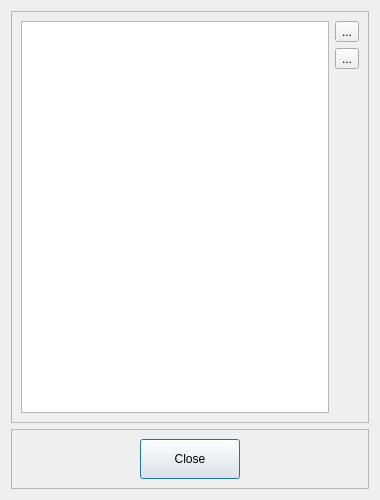
The window that ui/UnitDlg.ui (utamons/tm3) describes before a commit, drawn with Qt 5.
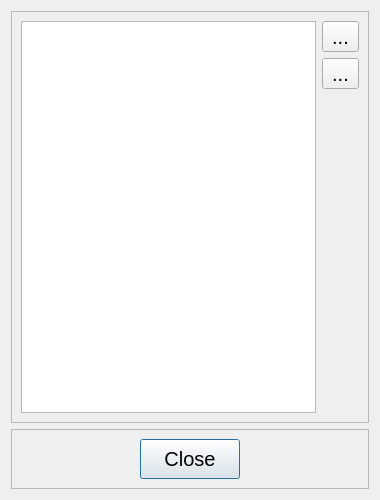
The same window after the commit. Icons and pictures are not drawn.

Commit message: increased font family and size

```diff
--- a/ui/UnitDlg.ui
+++ b/ui/UnitDlg.ui
@@ -48,6 +48,12 @@
          <verstretch>0</verstretch>
         </sizepolicy>
        </property>
+       <property name="font">
+        <font>
+         <family>Tahoma</family>
+         <pointsize>15</pointsize>
+        </font>
+       </property>
        <property name="frameShape">
         <enum>QFrame::StyledPanel</enum>
        </property>
@@ -63,12 +69,24 @@
             <verstretch>0</verstretch>
            </sizepolicy>
           </property>
+          <property name="font">
+           <font>
+            <family>Tahoma</family>
+            <pointsize>15</pointsize>
+           </font>
+          </property>
          </widget>
         </item>
         <item>
          <layout class="QVBoxLayout" name="verticalLayout_3">
           <item>
            <widget class="QToolButton" name="addButton">
+            <property name="font">
+             <font>
+              <family>Tahoma</family>
+              <pointsize>15</pointsize>
+             </font>
+            </property>
             <property name="text">
              <string>...</string>
             </property>
@@ -86,6 +104,12 @@
           </item>
           <item>
            <widget class="QToolButton" name="delButton">
+            <property name="font">
+             <font>
+              <family>Tahoma</family>
+              <pointsize>15</pointsize>
+             </font>
+            </property>
             <property name="text">
              <string>...</string>
             </property>
@@ -103,6 +127,12 @@
           </item>
           <item>
            <spacer name="verticalSpacer">
+            <property name="font">
+             <font>
+              <family>Tahoma</family>
+              <pointsize>15</pointsize>
+             </font>
+            </property>
             <property name="orientation">
              <enum>Qt::Vertical</enum>
             </property>
@@ -127,6 +157,12 @@
          <height>56</height>
         </size>
        </property>
+       <property name="font">
+        <font>
+         <family>Tahoma</family>
+         <pointsize>15</pointsize>
+        </font>
+       </property>
        <property name="frameShape">
         <enum>QFrame::StyledPanel</enum>
        </property>
@@ -151,6 +187,12 @@
             <height>40</height>
            </size>
           </property>
+          <property name="font">
+           <font>
+            <family>Tahoma</family>
+            <pointsize>15</pointsize>
+           </font>
+          </property>
           <property name="text">
            <string>Close</string>
           </property>
```
The commit also changes 10 other files.
